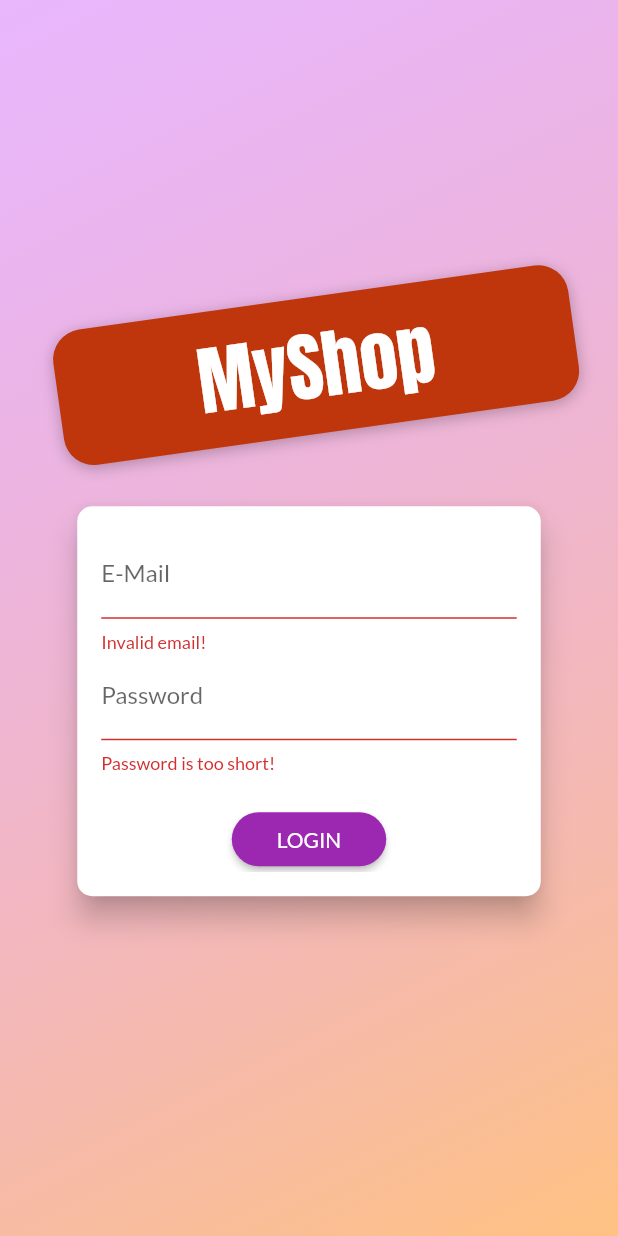
After one commit to Emmandez/ShopAppFlutter, a Flutter app: the screen it shows after launch, after a tap on "LOGIN", on a phone screen of 412 x 824 dp. The commit adds this screen. Run offline on Flutter 3.47's test engine with Material 2 defaults, Android fonts, the phone set to English and light mode, and no system bars; our stand-ins replace shared_preferences; network calls fail.

Commit message:
App Working with firebase. password & email authentication. The app now shows different data based on the logged  user

```diff
--- a/lib/main.dart
+++ b/lib/main.dart
@@ -7,10 +7,13 @@ import './screens/cart_screen.dart';
 import './screens/orders_screen.dart';
 import './screens/user_products_screen.dart';
 import './screens/edit_product_screen.dart';
+import './screens/auth_screen.dart';
+import './screens/splash_screen.dart';
 
 import './providers/products_provider.dart';
 import './providers/cart.dart';
 import './providers/orders.dart';
+import './providers/auth.dart';
 
 void main() => runApp(MyApp());
 
@@ -21,23 +24,41 @@ class MyApp extends StatelessWidget {
     return MultiProvider(
         providers: [
           ChangeNotifierProvider(
-          create: (ctx) => ProductsProvider(),
+            create: (ctx) => Auth(),
           ),
+          ChangeNotifierProxyProvider<Auth, ProductsProvider>(
+              create: (ctx) => ProductsProvider([]),
+              update: (ctx, auth, previousProducts) {
+                previousProducts..authToken = auth.token;
+                return previousProducts..userId = auth.userId;
+              }),
           ChangeNotifierProvider(
             create: (ctx) => Cart(),
           ),
-        ChangeNotifierProvider(
+          ChangeNotifierProxyProvider<Auth, OrdersProvider>(
               create: (ctx) => OrdersProvider(),
-        )
+              update: (ctx, auth, previousOrders) {
+                previousOrders..authToken = auth.token;
+                return previousOrders..userId = auth.userId;
+              }),
         ],
-      child: MaterialApp(
+        child: Consumer<Auth>(
+          builder: (ctx, auth, _) => MaterialApp(
             debugShowCheckedModeBanner: false,
             title: 'Flutter Demo',
             theme: ThemeData(
                 primarySwatch: Colors.purple,
                 accentColor: Colors.deepOrange,
                 fontFamily: 'Lato'),
-        home: ProductsOverviewScreen(),
+            home: auth.isAuth
+                ? ProductsOverviewScreen()
+                : FutureBuilder(
+                    future: auth.tryAutoLogin(),
+                    builder: (ctx, authResult) =>
+                        authResult.connectionState == ConnectionState.waiting
+                            ? SplashScreen()
+                            : AuthScreen(),
+                  ),
             routes: {
               ProductDetailScreen.routeName: (ctx) => ProductDetailScreen(),
               CartScreen.routeName: (ctx) => CartScreen(),
@@ -46,6 +67,6 @@ class MyApp extends StatelessWidget {
               EditProductScreen.routeName: (ctx) => EditProductScreen(),
             },
           ),
-    );
+        ));
   }
 }
--- /dev/null
+++ b/lib/providers/auth.dart
@@ -0,0 +1,120 @@
+import 'dart:convert';
+import 'dart:async';
+import 'package:flutter/widgets.dart';
+import 'package:http/http.dart' as http;
+import 'package:shared_preferences/shared_preferences.dart';
+
+import '../models/http_exception.dart';
+
+class Auth with ChangeNotifier {
+  String _token;
+  DateTime _expiryDate;
+  String _userId;
+  Timer _authTimer;
+
+  bool get isAuth {
+    return token != null;
+  }
+
+  String get userId {
+    return _userId;
+  }
+
+  String get token {
+    if (_expiryDate != null &&
+        _expiryDate.isAfter(DateTime.now()) &&
+        _token != null) {
+      return _token;
+    }
+
+    return null;
+  }
+
+  Future<void> _authenticate(
+      String email, String password, String urlSegment) async {
+    final url =
+        'https://identitytoolkit.googleapis.com/v1/accounts:$urlSegment?key=[]';
+    try {
+      final response = await http.post(url,
+          body: json.encode({
+            'email': email,
+            'password': password,
+            'returnSecureToken': true
+          }));
+      final responseData = json.decode(response.body);
+      if (responseData['error'] != null) {
+        throw HttpException(responseData['error']['message']);
+      }
+
+      _token = responseData['idToken'];
+      _userId = responseData['localId'];
+      _expiryDate = DateTime.now()
+          .add(Duration(seconds: int.parse(responseData['expiresIn'])));
+
+      _autoLogout();
+      notifyListeners();
+
+      final prefs = await SharedPreferences.getInstance();
+      final userData = json.encode({
+        'token': _token,
+        'userId': _userId,
+        'expiryDate': _expiryDate.toIso8601String(),
+      });
+
+      prefs.setString('userData', userData);
+    } catch (error) {
+      throw error;
+    }
+  }
+
+  Future<void> signup(String email, String password) async {
+    return _authenticate(email, password, 'signUp');
+  }
+
+  Future<void> signin(String email, String password) async {
+    return _authenticate(email, password, 'signInWithPassword');
+  }
+
+  Future<bool> tryAutoLogin() async {
+    final prefs = await SharedPreferences.getInstance();
+    if(!prefs.containsKey('userData')) return false;
+
+    final extractedUserData = prefs.getString('userData');
+    final userData = json.decode(extractedUserData) as Map<String, Object>;
+
+    final expiryDate = DateTime.parse(userData['expiryDate']);
+
+    if(expiryDate.isBefore(DateTime.now())) return false;
+
+    _token = userData['token'];
+    _userId =  userData['userId'];
+    _expiryDate = expiryDate;
+    notifyListeners();
+
+    return true;
+  }
+
+  Future<void> logout() async {
+    _token = null;
+    _userId = null;
+    _expiryDate = null;
+    if (_authTimer != null) {
+      _authTimer.cancel();
+      _authTimer = null;
+    }
+
+    notifyListeners();
+
+    final prefs = await SharedPreferences.getInstance();
+    //prefs.remove('userData');
+    prefs.clear();
+  }
+
+  void _autoLogout() {
+    if (_authTimer != null) {
+      _authTimer.cancel();
+    }
+    final timeToExpiry = _expiryDate.difference(DateTime.now()).inSeconds;
+    _authTimer = Timer(Duration(seconds: timeToExpiry), logout);
+  }
+}
--- a/lib/providers/cart.dart
+++ b/lib/providers/cart.dart
@@ -16,6 +16,11 @@ class CartItem {
 
 class Cart with ChangeNotifier {
   Map<String, CartItem> _items = {};
+  String _authToken;
+
+  set authToken(String token){
+    _authToken = token;
+  }
 
   Map<String, CartItem> get items {
     return {..._items};
--- /dev/null
+++ b/lib/screens/auth_screen.dart
@@ -0,0 +1,279 @@
+import 'dart:math';
+import 'package:flutter/material.dart';
+import 'package:provider/provider.dart';
+import '../providers/auth.dart';
+import '../models/http_exception.dart';
+
+enum AuthMode { Signup, Login }
+
+class AuthScreen extends StatelessWidget {
+  static const routeName = '/auth';
+
+  @override
+  Widget build(BuildContext context) {
+    final deviceSize = MediaQuery.of(context).size;
+    //final transformConfig = Matrix4.rotationZ(-8* pi /180);
+    //transformConfig.translate(-10.0);
+
+    return Scaffold(
+      //resizeToAvoidBottomInset: false;
+      body: Stack(
+        children: <Widget>[
+          Container(
+            decoration: BoxDecoration(
+              gradient: LinearGradient(
+                colors: [
+                  Color.fromRGBO(
+                    215,
+                    117,
+                    255,
+                    1,
+                  ).withOpacity(0.5),
+                  Color.fromRGBO(
+                    255,
+                    188,
+                    117,
+                    1,
+                  ).withOpacity(0.9),
+                ],
+                begin: Alignment.topLeft,
+                end: Alignment.bottomRight,
+                stops: [0, 1],
+              ),
+            ),
+          ),
+          SingleChildScrollView(
+            child: Container(
+              height: deviceSize.height,
+              width: deviceSize.width,
+              child: Column(
+                mainAxisAlignment: MainAxisAlignment.center,
+                crossAxisAlignment: CrossAxisAlignment.center,
+                children: <Widget>[
+                  Flexible(
+                    child: Container(
+                      margin: EdgeInsets.only(bottom: 20.0),
+                      padding:
+                          EdgeInsets.symmetric(vertical: 8.0, horizontal: 94.0),
+                      //transforms how the container is presented
+                      transform: Matrix4.rotationZ(-8 * pi / 180)
+                        ..translate(.10),
+                      decoration: BoxDecoration(
+                        borderRadius: BorderRadius.circular(20),
+                        color: Colors.deepOrange.shade900,
+                        boxShadow: [
+                          BoxShadow(
+                            blurRadius: 8,
+                            color: Colors.black26,
+                            offset: Offset(0, 2),
+                          ),
+                        ],
+                      ),
+                      child: Text(
+                        'MyShop',
+                        style: TextStyle(
+                          color: Theme.of(context).accentTextTheme.title.color,
+                          fontSize: 50,
+                          fontFamily: 'Anton',
+                          fontWeight: FontWeight.normal,
+                        ),
+                      ),
+                    ),
+                  ),
+                  Flexible(
+                    flex: deviceSize.width > 600 ? 2 : 1,
+                    child: AuthCard(),
+                  )
+                ],
+              ),
+            ),
+          ),
+        ],
+      ),
+    );
+  }
+}
+
+class AuthCard extends StatefulWidget {
+  const AuthCard({
+    Key key,
+  }) : super(key: key);
+
+  @override
+  _AuthCardState createState() => _AuthCardState();
+}
+
+class _AuthCardState extends State<AuthCard> {
+  final GlobalKey<FormState> _formKey = GlobalKey();
+  AuthMode _authMode = AuthMode.Login;
+  Map<String, String> _authData = {
+    'email': '',
+    'password': '',
+  };
+
+  var _isLoading = false;
+  final _passwordController = TextEditingController();
+
+  void _showErrorDialog(String message) {
+    showDialog(
+        context: context,
+        builder: (ctx) => AlertDialog(
+              title: Text('An error occurred'),
+              content: Text(message),
+              actions: <Widget>[
+                FlatButton(
+                    onPressed: () => Navigator.of(ctx).pop(),
+                    child: Text('Okay')),
+              ],
+            ));
+  }
+
+  Future<void> _submit() async {
+    if (!_formKey.currentState.validate()) {
+      return;
+    }
+
+    _formKey.currentState.save();
+
+    setState(() {
+      _isLoading = true;
+    });
+    try {
+      if (_authMode == AuthMode.Login) {
+        await Provider.of<Auth>(context, listen: false)
+            .signin(_authData['email'], _authData['password']);
+      } else {
+        await Provider.of<Auth>(context, listen: false)
+            .signup(_authData['email'], _authData['password']);
+      }
+
+
+    } on HttpException catch (error) {
+      var errorMessage = 'Authentication failed';
+      if (error.toString().contains('EMAIL_EXISTS')) {
+        errorMessage = 'This email address is already in use.';
+      } else if (error.toString().contains('INVALID_EMAIL')) {
+        errorMessage = 'This is not a valid email address.';
+      } else if (error.toString().contains('WEAK_PASSWORD')) {
+        errorMessage = 'This password is too weak.';
+      } else if (error.toString().contains('EMAIL_NOT_FOUND')) {
+        errorMessage = 'Could not find a user with that email';
+      } else if (error.toString().contains('INVALID_PASSWORD')) {
+        errorMessage = 'Invalid passowrd.';
+      }
+
+      _showErrorDialog(errorMessage);
+    } catch (error) {
+      const errorMessage = 'Cold not authenticate you. Please try again later';
+      _showErrorDialog(errorMessage);
+    }
+
+    setState(() {
+      _isLoading = false;
+    });
+  }
+
+  void _switchAuthMode() {
+    if (_authMode == AuthMode.Login) {
+      setState(() {
+        _authMode = AuthMode.Signup;
+      });
+    } else {
+      setState(() {
+        _authMode = AuthMode.Login;
+      });
+    }
+  }
+
+  @override
+  Widget build(BuildContext context) {
+    final deviceSize = MediaQuery.of(context).size;
+
+    return Card(
+      shape: RoundedRectangleBorder(
+        borderRadius: BorderRadius.circular(10.0),
+      ),
+      elevation: 8.0,
+      child: Container(
+        height: _authMode == AuthMode.Signup ? 320 : 260,
+        constraints:
+            BoxConstraints(minHeight: _authMode == AuthMode.Signup ? 320 : 260),
+        width: deviceSize.width * 0.75,
+        padding: EdgeInsets.all(16.0),
+        child: Form(
+          key: _formKey,
+          child: SingleChildScrollView(
+            child: Column(
+              children: <Widget>[
+                TextFormField(
+                  decoration: InputDecoration(labelText: 'E-Mail'),
+                  keyboardType: TextInputType.emailAddress,
+                  validator: (value) {
+                    if (value.isEmpty || !value.contains('@')) {
+                      return 'Invalid email!';
+                    }
+                  },
+                  onSaved: (value) {
+                    _authData['email'] = value;
+                  },
+                ),
+                TextFormField(
+                  decoration: InputDecoration(labelText: 'Password'),
+                  obscureText: true,
+                  controller: _passwordController,
+                  validator: (value) {
+                    if (value.isEmpty || value.length < 5) {
+                      return 'Password is too short!';
+                    }
+                  },
+                  onSaved: (value) {
+                    _authData['password'] = value;
+                  },
+                ),
+                if (_authMode == AuthMode.Signup)
+                  TextFormField(
+                    enabled: _authMode == AuthMode.Signup,
+                    decoration: InputDecoration(labelText: 'Confirm Password'),
+                    obscureText: true,
+                    validator: _authMode == AuthMode.Signup
+                        ? (value) {
+                            if (value != _passwordController.text) {
+                              return 'Passwords do not match!';
+                            }
+                          }
+                        : null,
+                  ),
+                SizedBox(
+                  height: 20,
+                ),
+                if (_isLoading)
+                  CircularProgressIndicator()
+                else
+                  RaisedButton(
+                    child:
+                        Text(_authMode == AuthMode.Login ? 'LOGIN' : 'SIGN UP'),
+                    onPressed: _submit,
+                    shape: RoundedRectangleBorder(
+                      borderRadius: BorderRadius.circular(30),
+                    ),
+                    padding:
+                        EdgeInsets.symmetric(horizontal: 30.0, vertical: 8.0),
+                    color: Theme.of(context).primaryColor,
+                    textColor: Theme.of(context).primaryTextTheme.button.color,
+                  ),
+                FlatButton(
+                  child: Text(
+                      '${_authMode == AuthMode.Login ? 'SIGNUP' : 'LOGIN'} INSTEAD'),
+                  onPressed: _switchAuthMode,
+                  padding: EdgeInsets.symmetric(horizontal: 30.0, vertical: 4),
+                  materialTapTargetSize: MaterialTapTargetSize.shrinkWrap,
+                  textColor: Theme.of(context).primaryColor,
+                ),
+              ],
+            ),
+          ),
+        ),
+      ),
+    );
+  }
+}
--- /dev/null
+++ b/lib/screens/splash_screen.dart
@@ -0,0 +1,13 @@
+import 'package:flutter/material.dart';
+
+class SplashScreen extends StatelessWidget {
+
+  @override
+  Widget build(BuildContext context){
+    return Scaffold(
+      body: Center(
+        child: Text('Loading...'),
+      ),
+    );
+  }
+}
--- a/pubspec.yaml
+++ b/pubspec.yaml
@@ -22,6 +22,7 @@ dependencies:
   provider: ^4.1.2
   intl: ^0.16.1
   http: ^0.12.1
+  shared_preferences: ^0.5.7+3
 
   # The following adds the Cupertino Icons font to your application.
   # Use with the CupertinoIcons class for iOS style icons.
```
Also changed, not shown: lib/providers/orders.dart (+13 -2 lines), lib/providers/product.dart (+4 -6 lines), lib/providers/products_provider.dart (+35 -11 lines), lib/screens/user_products_screen.dart (+14 -6 lines), lib/widgets/main_drawer.dart (+11 -0 lines), lib/widgets/product_item.dart (+17 -7 lines), pubspec.lock. Lines whose indentation alone changed are shown as unchanged.
